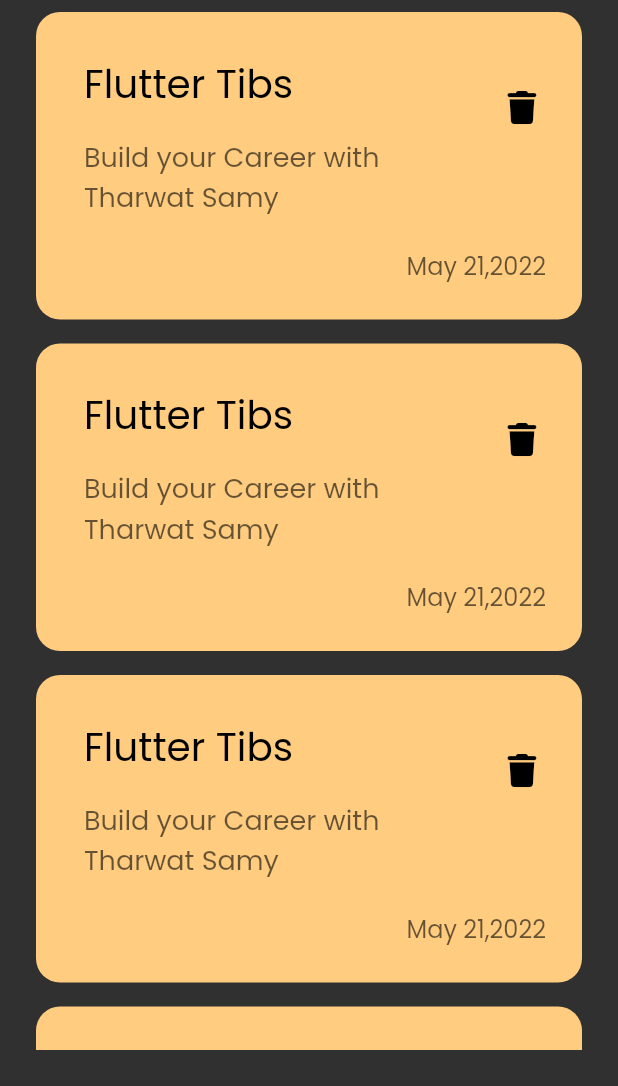
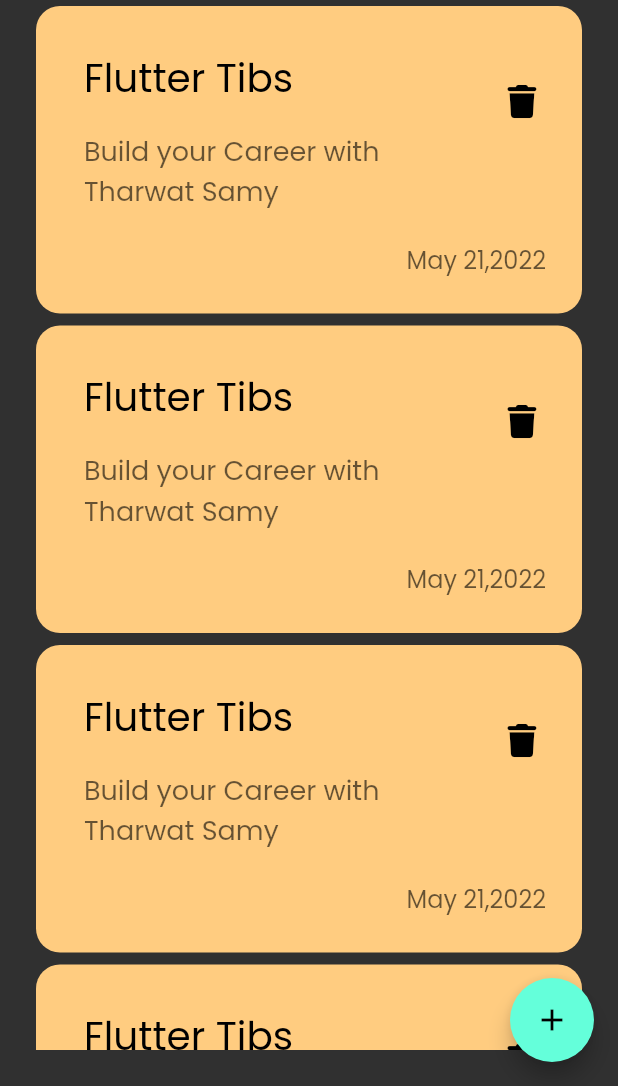
Before and after one commit to Keroloskhaled10/notes_app, a Flutter app: the screen it shows after launch, on a phone screen of 412 x 824 dp, the part 150-1236 px from its top. Run offline on Flutter 3.47's test engine with Material 3 defaults, Android fonts, the phone set to English and light mode, and no system bars; our stand-ins replace font_awesome_flutter.

Commit message:
add floating action button

```diff
--- a/lib/views/notes_view.dart
+++ b/lib/views/notes_view.dart
@@ -6,8 +6,12 @@ class NotesView extends StatelessWidget {
 
   @override
   Widget build(BuildContext context) {
-    return const Scaffold(
-      body: NotesViewBody(),
+    return Scaffold(
+      floatingActionButton: FloatingActionButton(
+        onPressed: () {},
+        child: Icon(Icons.add),
+      ),
+      body: const NotesViewBody(),
     );
   }
 }
--- a/lib/views/widgets/note_item.dart
+++ b/lib/views/widgets/note_item.dart
@@ -3,7 +3,6 @@ import 'package:font_awesome_flutter/font_awesome_flutter.dart';
 
 class NoteItem extends StatelessWidget {
   const NoteItem({super.key});
-
   @override
   Widget build(BuildContext context) {
     return Container(
--- a/lib/views/widgets/note_list_view.dart
+++ b/lib/views/widgets/note_list_view.dart
@@ -4,13 +4,12 @@ import 'note_item.dart';
 
 class NoteListView extends StatelessWidget {
   const NoteListView({super.key});
-
   @override
   Widget build(BuildContext context) {
     return ListView.builder(
       itemBuilder: (context, index) {
         return const Padding(
-          padding: EdgeInsets.symmetric(vertical: 8.0),
+          padding: EdgeInsets.symmetric(vertical: 4.0),
           child: NoteItem(),
         );
       },
```
